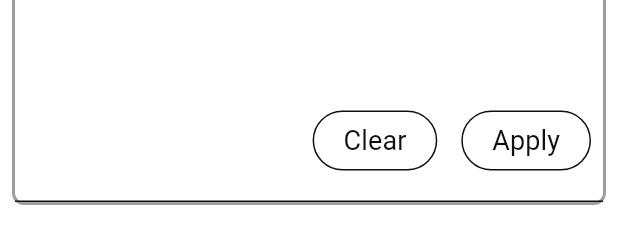
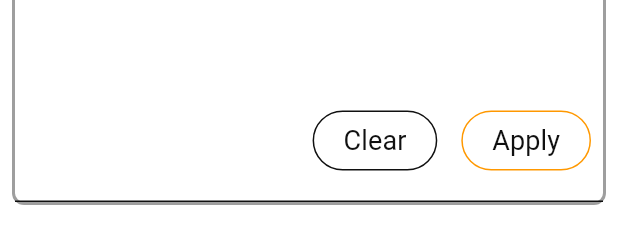
Before and after one commit to tambapps/poke-show-stats, a Flutter app: the ReplayFiltersWidget widget shown alone on an empty page, opened directly with empty values, after a tap on "Filters", after a tap on "Clear", on a phone screen of 412 x 824 dp. Shown: the part 974-1218 px from the top of the screen. Run offline on Flutter 3.47's test engine with Material 3 defaults, Android fonts, the phone set to English and light mode, and no system bars; our stand-ins replace cached_network_image, fl_chart, fluttertoast, go_router, shared_preferences, yaml; missing offline and left inert: cached_network_image_platform_interface; accounts and stored records are empty.

Commit message:
added dirty indicator

```diff
--- a/app/lib/ui/core/widgets/replay_filters.dart
+++ b/app/lib/ui/core/widgets/replay_filters.dart
@@ -29,6 +29,7 @@ abstract class _AbstractReplayFiltersWidgetState extends AbstractState<ReplayFil
   ReplayFiltersViewModel get _viewModel => widget.viewModel;
   void Function(ReplayPredicate?) get applyFilters => widget.applyFilters;
   late _Filters _filters;
+  bool _dirty = false;
 
   @override
   void initState() {
@@ -72,8 +73,19 @@ abstract class _AbstractReplayFiltersWidgetState extends AbstractState<ReplayFil
                 child: Row(
                   mainAxisSize: MainAxisSize.min,
                   children: [
-                    OutlinedButton(onPressed: () => _filters.clear(), child: Text("Clear")), const SizedBox(width: 16.0,),
-                    OutlinedButton(onPressed: () => applyFilters(_filters.getPredicate()), child: Text("Apply"))],
+                    OutlinedButton(onPressed: () {
+                      setState(() => _dirty = true);
+                      _filters.clear();
+                    }, child: Text("Clear")), const SizedBox(width: 16.0,),
+                    OutlinedButton(
+                        style: OutlinedButton.styleFrom(
+                          side: _dirty ? const BorderSide(color: Colors.orange) : null,
+                        ),
+                        onPressed: () {
+                          applyFilters(_filters.getPredicate());
+                          setState(() => _dirty = false);
+                        },
+                        child: Text("Apply"))],
                 ),),),
             const SizedBox(height: 8.0,),
           ],
@@ -121,12 +133,14 @@ abstract class _AbstractReplayFiltersWidgetState extends AbstractState<ReplayFil
       child: ControlledAutoComplete<T>(
         controller: controller,
         suggestions: suggestions,
+        onSelected: (_) => setState(() => _dirty = true),
         displayStringForOption: displayStringForOption,
         fieldViewBuilder: (context, textEditingController, focusNode, onFieldSubmitted) {
           return TextField(
             controller: controller,
             focusNode: focusNode,
             onSubmitted: (value) => onFieldSubmitted(),
+            onChanged: (_) => setState(() => _dirty = true),
             decoration: InputDecoration(
               labelText: labelText,
               border: OutlineInputBorder(),
```
